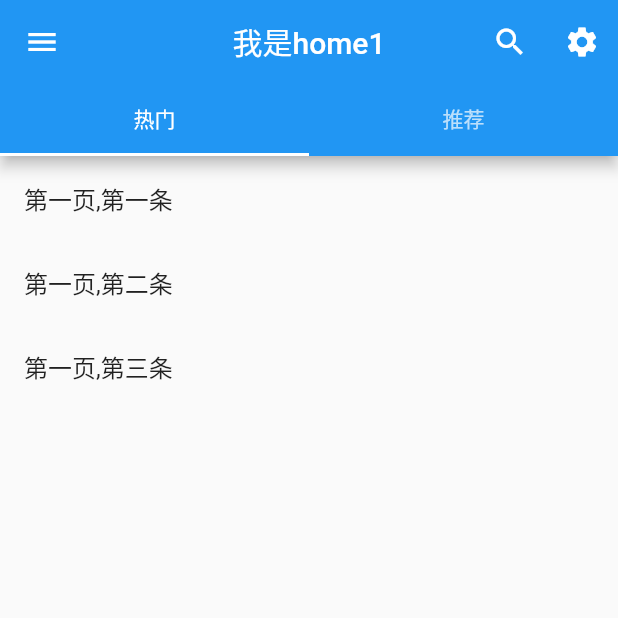
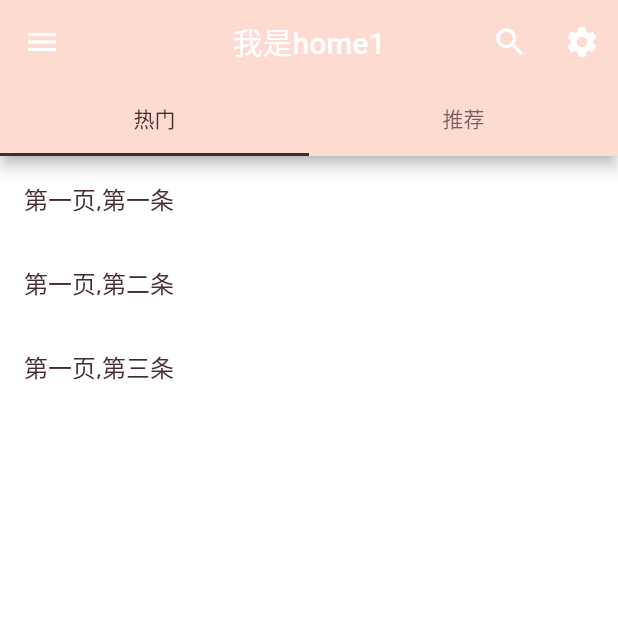
Before and after one commit to sanshengsanshu/FlutterDemo1, a Flutter app: the screen it shows after launch, after a tap on "点击我跳转home1", on a phone screen of 412 x 824 dp, the top half of it. Run offline on Flutter 3.47's test engine with Material 2 defaults, Android fonts, the light colour scheme and no system bars; our stand-ins replace dio; missing offline and left inert: dart:ffi.

```diff
--- a/cocoa/lib/main.dart
+++ b/cocoa/lib/main.dart
@@ -1,3 +1,4 @@
+import 'package:cocoa/Colors/colors.dart';
 import 'package:flutter/material.dart';
 import 'home1.dart';
 import 'home2.dart';
@@ -15,9 +16,7 @@ class MyApp extends StatelessWidget {
     return MaterialApp(
       debugShowCheckedModeBanner: false,
       title: 'Flutter Demo',
-      theme: ThemeData(
-        primarySwatch: Colors.blue,
-      ),
+      theme: _kShrineThteme,
       home: MyHomePage(title: 'Flutter Demo Home Page'),
       // initialRoute: '/',
       onGenerateRoute: onGenerateRoute,
@@ -85,6 +84,24 @@ class _MyHomePageState extends State<MyHomePage> {
               onPressed: () {
                 Navigator.pushNamed(context, '/home6');
               },
+            ),
+            RaisedButton(
+              child: Text('点击我跳转home7'),
+              onPressed: () {
+                Navigator.pushNamed(context, '/home7');
+              },
+            ),
+            RaisedButton(
+              child: Text('点击我跳转home8'),
+              onPressed: () {
+                Navigator.pushNamed(context, '/home8');
+              },
+            ),
+            RaisedButton(
+              child: Text('点击我跳转home9'),
+              onPressed: () {
+                Navigator.pushNamed(context, '/home9');
+              },
             )
           ],
         )
@@ -92,3 +109,47 @@ class _MyHomePageState extends State<MyHomePage> {
         );
   }
 }
+
+//自定义主题
+final ThemeData _kShrineThteme = _buildShrineTheme();
+
+ThemeData _buildShrineTheme() {
+  final ThemeData base = ThemeData.light();
+  return base.copyWith(
+    accentColor: kShrineBrown900,
+    primaryColor: kShrinePink100,
+    buttonColor: kShrinePink100,
+    scaffoldBackgroundColor: kShrineBackgroundWhite,
+    cardColor: kShrineBackgroundWhite,
+    textSelectionColor: kShrinePink100,
+    errorColor: kShrineErrorRed,
+    textTheme: _buildShrineTextTheme(base.textTheme),
+    primaryTextTheme: _buildShrineTextTheme(base.primaryTextTheme),
+    accentTextTheme: _buildShrineTextTheme(base.accentTextTheme),
+    primaryIconTheme: base.iconTheme.copyWith(
+      color: kShrineBrown900
+    ),
+    inputDecorationTheme: InputDecorationTheme(
+      border: OutlineInputBorder()
+    )
+  );
+}
+
+TextTheme _buildShrineTextTheme(TextTheme base) {
+  return base
+      .copyWith(
+        headline: base.headline.copyWith(
+          fontWeight: FontWeight.w500,
+        ),
+        title: base.title.copyWith(fontSize: 18.0),
+        caption: base.caption.copyWith(
+          fontWeight: FontWeight.w400,
+          fontSize: 14.0,
+        ),
+      )
+      .apply(
+        fontFamily: 'Rubik',
+        displayColor: kShrineBrown900,
+        bodyColor: kShrineBrown900,
+      );
+}
--- a/cocoa/pubspec.yaml
+++ b/cocoa/pubspec.yaml
@@ -63,6 +63,12 @@ flutter:
   # "family" key with the font family name, and a "fonts" key with a
   # list giving the asset and other descriptors for the font. For
   # example:
+  fonts:
+    - family: Rubik
+      fonts:
+        - asset: fonts/Rubik-Regular.ttf
+        - asset: fonts/Rubik-Medium.ttf
+          weight: 500
   # fonts:
   #   - family: Schyler
   #     fonts:
```
Also changed, not shown: cocoa/lib/Colors/colors.dart (added, +13 -0 lines), cocoa/lib/Routes/routes.dart (+10 -1 lines), cocoa/lib/home7.dart (+44 -7 lines), cocoa/lib/home8.dart (added, +88 -0 lines), cocoa/lib/home9.dart (added, +18 -0 lines).
